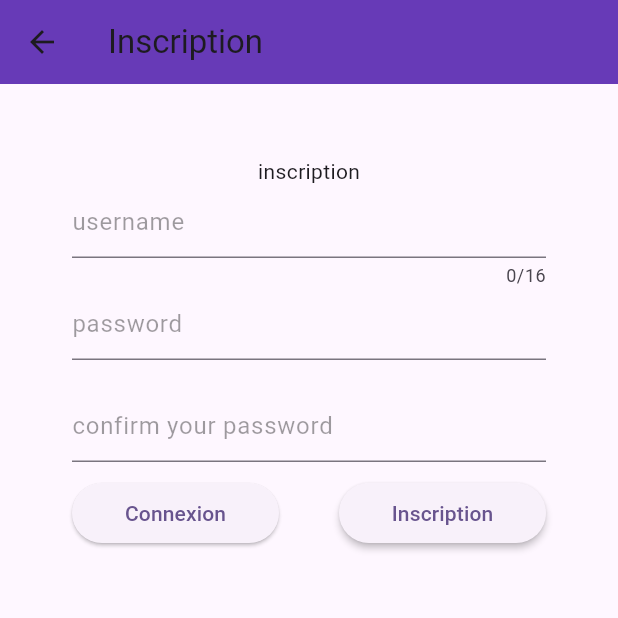
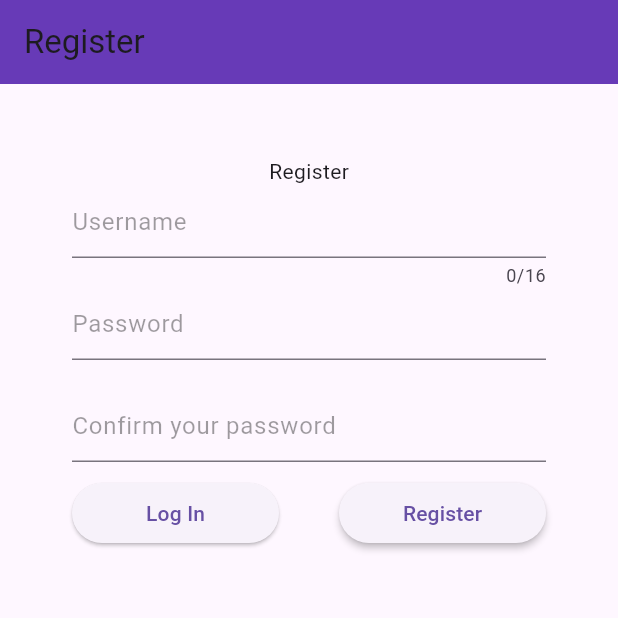
Before and after one commit to JeanPierreNduwimana/Task-Manager-Flutter, a Flutter app: the screen it shows after launch, after a tap on "Register", on a phone screen of 412 x 824 dp, the top half of it. Run offline on Flutter 3.47's test engine with Material 3 defaults, Android fonts, the phone set to English and light mode, and no system bars; our stand-ins replace cookie_jar, dio, dio_cookie_manager, image_picker, shared_preferences; missing offline and left inert: dart:ffi.

```diff
--- a/lib/connexion.dart
+++ b/lib/connexion.dart
@@ -3,11 +3,11 @@ import 'dart:convert';
 import 'package:dio/dio.dart';
 import 'package:flutter/material.dart';
 import 'package:shared_preferences/shared_preferences.dart';
-import 'package:tp1_flutter/lib_http.dart';
-import 'package:tp1_flutter/transfer.dart';
+import 'transfer.dart';
 import 'app_service.dart';
 import 'package:flutter_localizations/flutter_localizations.dart';
 import 'generated/l10n.dart';
+import 'lib_http.dart';
 
 
 final TextEditingController username_controller = TextEditingController();
@@ -29,7 +29,6 @@ class _ConnexionState extends State<Connexion> {
   void initState() {
     // TODO: implement initState
     super.initState();
-    S.load(const Locale('en'));
     fastConnexion();
     is_Enabled = true;
     is_loading = false;
@@ -71,13 +70,13 @@ class _ConnexionState extends State<Connexion> {
             padding: const EdgeInsets.all(48.0),
             child: Column(
               children: [
-                Text(S.of(context)!.connection),
+                Text(S.of(context).connection),
                 TextField(
                   controller: username_controller,
                   keyboardType: TextInputType.name,
                   maxLength: 16,
                   decoration:  InputDecoration(
-                      hintText: S.of(context)!.username,
+                      hintText: S.of(context).username,
                       hintStyle: TextStyle(color: Colors.black38)
                   ),
                 ),
--- a/lib/inscription.dart
+++ b/lib/inscription.dart
@@ -1,8 +1,10 @@
 import 'package:dio/dio.dart';
 import 'package:flutter/material.dart';
-import 'package:tp1_flutter/transfer.dart';
+import 'transfer.dart';
 
 import 'app_service.dart';
+import 'package:flutter_localizations/flutter_localizations.dart';
+import 'generated/l10n.dart';
 import 'lib_http.dart';
 
 class InscriptionPage extends StatefulWidget {
@@ -32,13 +34,24 @@ class _InscriptionPageState extends State<InscriptionPage> {
   @override
   Widget build(BuildContext context) {
 
-    return Scaffold(
+    return MaterialApp(
 
+      localizationsDelegates: const [
+        S.delegate,
+        GlobalMaterialLocalizations.delegate,
+        GlobalWidgetsLocalizations.delegate,
+        GlobalCupertinoLocalizations.delegate,
+      ],
+      supportedLocales: const [
+        Locale('en', ''), // English, no country code
+        Locale('fr', ''), // Spanish, no country code
+      ],
+
+      home: Scaffold(
         appBar: AppBar(
-        title: const Text('Inscription'),
+          title: Text(S.of(context).inscription),
           backgroundColor: Colors.deepPurple,
         ),
-
         body: Center(
 
             child: Form(
@@ -47,13 +60,13 @@ class _InscriptionPageState extends State<InscriptionPage> {
                 padding: const EdgeInsets.all(48.0),
                 child: Column(
                   children: [
-                  const Text('inscription'),
+                    Text(S.of(context).inscription),
                     TextField(
                       controller: username_controller,
                       keyboardType: TextInputType.name,
                       maxLength: 16,
-                    decoration: const InputDecoration(
-                        hintText: 'username',
+                      decoration: InputDecoration(
+                          hintText: S.of(context).username,
                           hintStyle: TextStyle(color: Colors.black38)
                       ),
                     ),
@@ -61,12 +74,12 @@ class _InscriptionPageState extends State<InscriptionPage> {
                       controller: password_controller,
                       obscureText: true,
                       keyboardType: TextInputType.visiblePassword,
-                    decoration: const InputDecoration(
-                        hintText: 'password',
-                        hintStyle: TextStyle(color: Colors.black38)
+                      decoration: InputDecoration(
+                          hintText: S.of(context).password,
+                          hintStyle: const TextStyle(color: Colors.black38)
                       ),
                       validator: (value) {
-                      if (passwordError) {return 'Mot de passe non-identiques';}
+                        if (passwordError) {return S.of(context).SamePassword;}
                         return null;
                       },
                     ),
@@ -75,9 +88,9 @@ class _InscriptionPageState extends State<InscriptionPage> {
                       controller: confirm_password_controller,
                       obscureText: true,
                       keyboardType: TextInputType.visiblePassword,
-                    decoration: const InputDecoration(
-                        hintText: 'confirm your password',
-                        hintStyle: TextStyle(color: Colors.black38)
+                      decoration: InputDecoration(
+                          hintText: S.of(context).confirmpassword,
+                          hintStyle: const TextStyle(color: Colors.black38)
                       ),
                       validator: (value) {
                         if (passwordError) {return 'Mot de passe non-identiques';}
@@ -91,9 +104,9 @@ class _InscriptionPageState extends State<InscriptionPage> {
                         Expanded(
                           flex: 1,
                           child: ElevatedButton(
-                          child: const Text('Connexion'),
+                            child: Text(S.of(context).connection),
                             onPressed: () async {
-                            Navigator.pushNamed(context, '/connexion');                  },
+                              Navigator.pushNamed(context, '/connexion');},
                           ),
                         ),
                         const SizedBox(width: 40,),
@@ -116,7 +129,7 @@ class _InscriptionPageState extends State<InscriptionPage> {
                                 color: Colors.white,
                               ),
                             )
-                              : const Text('Inscription'),
+                                : Text(S.of(context).inscription),
                           ),
                         )
                       ],
@@ -126,6 +139,7 @@ class _InscriptionPageState extends State<InscriptionPage> {
                 ),
               ),
             )
+        ),
       ),
     );
   }
@@ -159,7 +173,7 @@ class _InscriptionPageState extends State<InscriptionPage> {
         }
       }finally{
         Navigator.pushNamed(context, '/accueil', arguments: response.username);
-        afficherMessage('Bienvenue ${response.username} 🎉', context, 3);
+        afficherMessage('${S.of(context).welcome} ${response.username} 🎉', context, 3);
       }
     }else{
       Future.delayed(const Duration(seconds: 2), (){
@@ -173,7 +187,7 @@ class _InscriptionPageState extends State<InscriptionPage> {
     setState(() {});
 
     if(username == "" || password == "" || confirmpassword == ""){
-      afficherMessage("Aucun champ ne peut être vide", context, 3);
+      afficherMessage(S.of(context).emptyfields, context, 3);
       return true;
     }
 
@@ -181,7 +195,7 @@ class _InscriptionPageState extends State<InscriptionPage> {
       passwordError = true;
       _formKey.currentState!.validate();
       setState(() {});
-      afficherMessage("Mot de passe non-identiques", context, 3);
+      afficherMessage(S.of(context).SamePassword, context, 3);
       return true;
     }
     return false;
```
Also changed, not shown: lib/accueil.dart (+26 -9 lines), lib/app_service.dart (+15 -10 lines), lib/consultation_tache.dart (+29 -16 lines), lib/creation_tache.dart (+26 -10 lines), lib/l10n/intl_en.arb (+20 -1 lines), lib/l10n/intl_fr.arb (+10 -1 lines), lib/generated/intl/messages_all.dart, lib/generated/intl/messages_en.dart, lib/generated/intl/messages_fr.dart, lib/generated/l10n.dart. Lines whose indentation alone changed are shown as unchanged.
